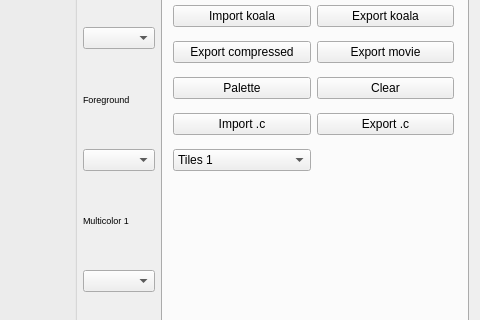
Old version of the form source/trsedocuments/formimageeditor.ui in the repository leuat/TRSE; both pictures show x 653 to 1133 and y 122 to 442 of the 1133 by 600 pixel window.
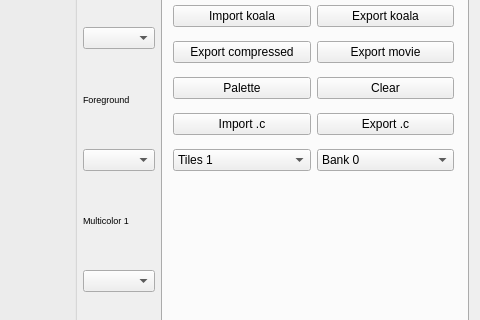
New version of the form. Custom widgets are drawn as their Qt base class.

```diff
--- a/source/trsedocuments/formimageeditor.ui
+++ b/source/trsedocuments/formimageeditor.ui
@@ -236,6 +236,20 @@
             </item>
            </widget>
           </item>
+          <item row="8" column="1">
+           <widget class="QComboBox" name="cmbBank">
+            <item>
+             <property name="text">
+              <string>Bank 0</string>
+             </property>
+            </item>
+            <item>
+             <property name="text">
+              <string>Bank 1</string>
+             </property>
+            </item>
+           </widget>
+          </item>
          </layout>
          <zorder>btnImport</zorder>
          <zorder>btnImportBin</zorder>
```
Left out of the diff: 1 changed line with no effect on the pictures.
